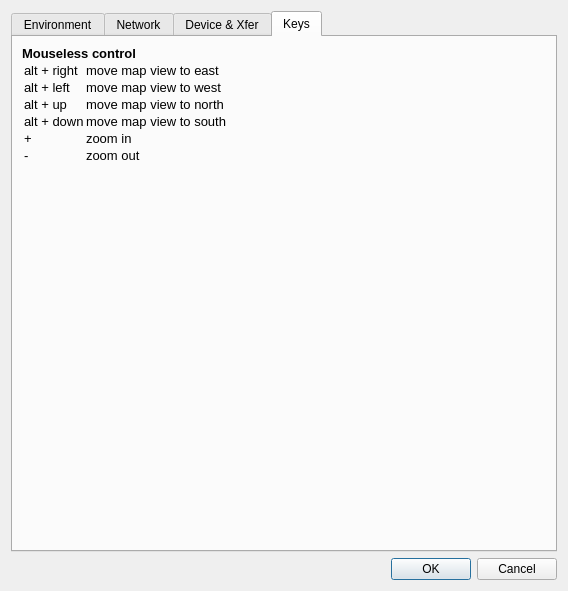
Above: src/IDlgConfig.ui from ntruchsess/QLandkarteGT before the change. Below: the same form after it.
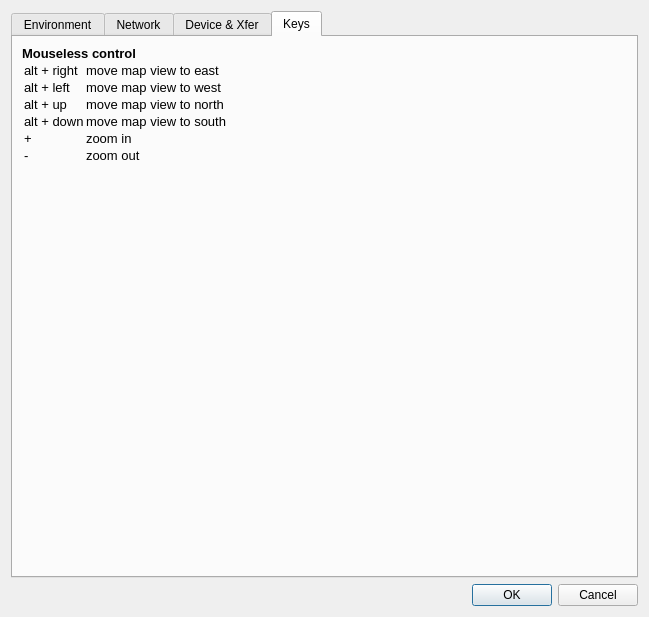
That is the form after the change. The open tabs and pages were chosen to show the change.

What changed in the file:
```diff
--- a/src/IDlgConfig.ui
+++ b/src/IDlgConfig.ui
@@ -6,8 +6,8 @@
    <rect>
     <x>0</x>
     <y>0</y>
-    <width>568</width>
-    <height>591</height>
+    <width>649</width>
+    <height>617</height>
    </rect>
   </property>
   <property name="windowTitle">
```
Left out of the diff: 2 changed lines with no effect on the pictures.
